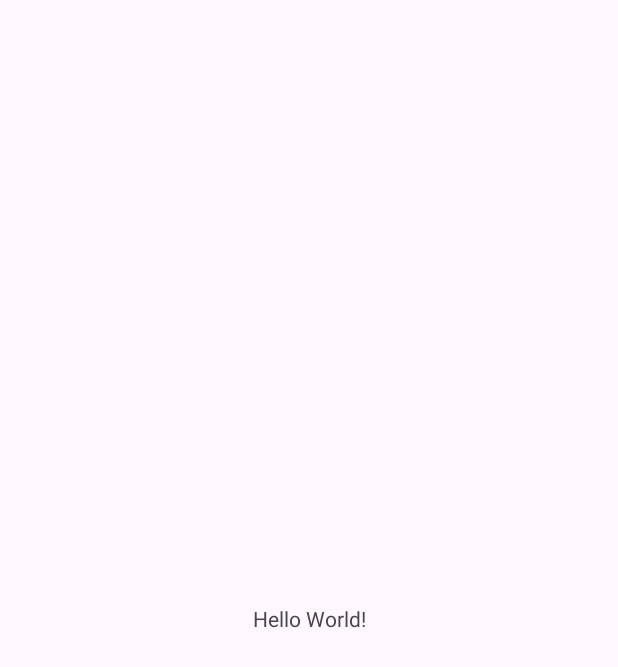
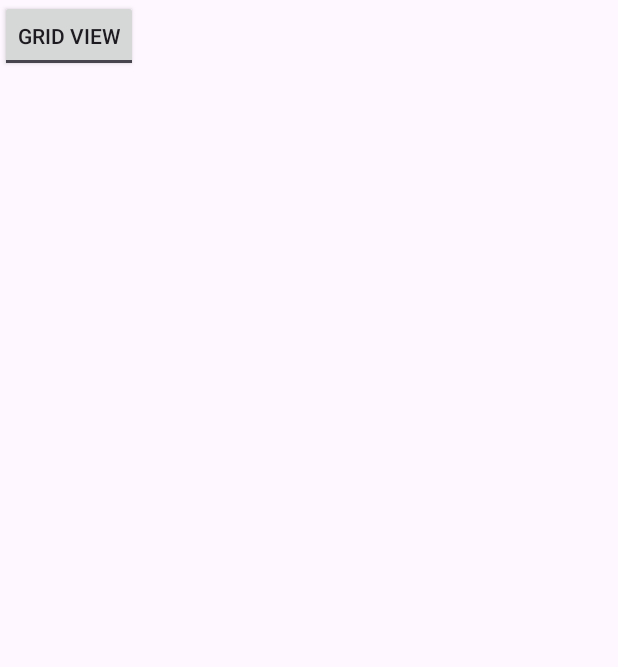
Before and after one commit to GeorgeCalvinS/RecycleViewPaba, an Android app: the screen it shows after launch (MainActivity), on a phone screen of 412 x 824 dp. Before the commit the part shown is almost empty. Shown: the top 667 px of the screen. Run offline under Robolectric (Android 15) with nearby library versions, the phone set to English and light mode, and no system bars.

Commit message:
activity_main.xml dan item_recycler.xml (Step 6-9)

```diff
--- a/app/src/main/res/layout/activity_main.xml
+++ b/app/src/main/res/layout/activity_main.xml
@@ -1,19 +1,21 @@
 <?xml version="1.0" encoding="utf-8"?>
-<androidx.constraintlayout.widget.ConstraintLayout xmlns:android="http://schemas.android.com/apk/res/android"
-    xmlns:app="http://schemas.android.com/apk/res-auto"
-    xmlns:tools="http://schemas.android.com/tools"
+<LinearLayout xmlns:android="http://schemas.android.com/apk/res/android"
     android:id="@+id/main"
     android:layout_width="match_parent"
     android:layout_height="match_parent"
-    tools:context=".MainActivity">
+    android:orientation="vertical">
 
-    <TextView
+    <ToggleButton
+        android:id="@+id/btnToggleLayout"
         android:layout_width="wrap_content"
         android:layout_height="wrap_content"
-        android:text="Hello World!"
-        app:layout_constraintBottom_toBottomOf="parent"
-        app:layout_constraintEnd_toEndOf="parent"
-        app:layout_constraintStart_toStartOf="parent"
-        app:layout_constraintTop_toTopOf="parent" />
+        android:textOn="List View"
+        android:textOff="Grid View"
+        android:checked="false" />
 
-</androidx.constraintlayout.widget.ConstraintLayout>
+    <androidx.recyclerview.widget.RecyclerView
+        android:id="@+id/rvWayang"
+        android:layout_width="match_parent"
+        android:layout_height="match_parent" />
+
+</LinearLayout>
```
Also changed, not shown: app/src/main/res/layout/item_recycler.xml (added, +57 -0 lines).
